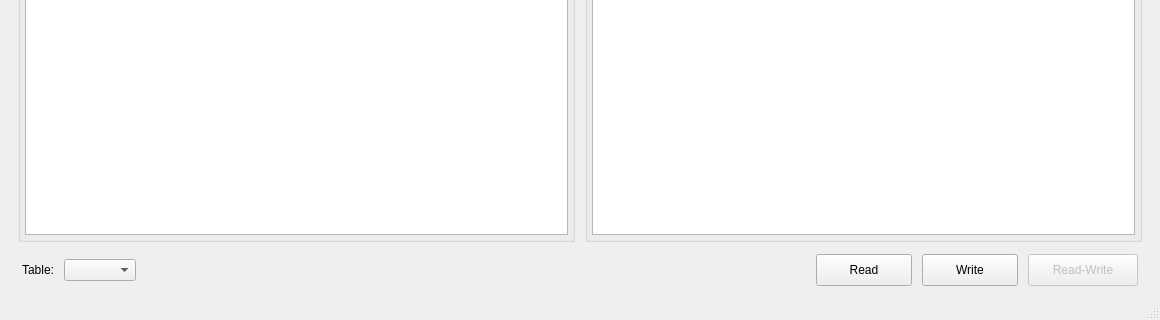
Before: the Qt Designer form mainwindow.ui in Sgh1107/FieldLink-Modbus-DataAcquisition, drawn with Qt 5; both pictures show x 0 to 1160 and y 460 to 780 of the 1160 by 780 pixel window.
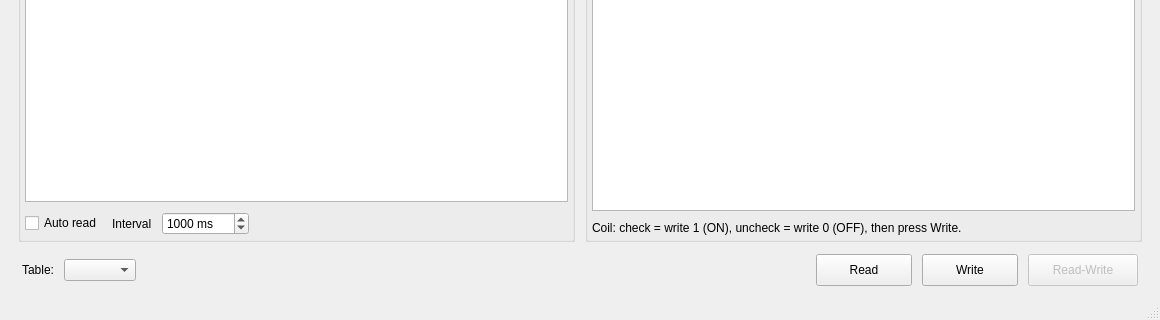
After: the same form once the commit is applied. Icons and pictures are not drawn.

What changed in the file:
```diff
--- a/mainwindow.ui
+++ b/mainwindow.ui
@@ -357,6 +357,53 @@
          <item row="3" column="0" colspan="2">
           <widget class="QListWidget" name="readValue"/>
          </item>
+          <item row="4" column="0" colspan="2">
+           <layout class="QHBoxLayout" name="autoReadLayout">
+            <item>
+             <widget class="QCheckBox" name="autoReadCheck">
+              <property name="text">
+               <string>Auto read</string>
+              </property>
+             </widget>
+            </item>
+            <item>
+             <widget class="QLabel" name="autoReadIntervalLabel">
+              <property name="text">
+               <string>Interval</string>
+              </property>
+             </widget>
+            </item>
+            <item>
+             <widget class="QSpinBox" name="autoReadInterval">
+              <property name="minimum">
+               <number>100</number>
+              </property>
+              <property name="maximum">
+               <number>3600000</number>
+              </property>
+              <property name="value">
+               <number>1000</number>
+              </property>
+              <property name="suffix">
+               <string> ms</string>
+              </property>
+             </widget>
+            </item>
+            <item>
+             <spacer name="autoReadSpacer">
+              <property name="orientation">
+               <enum>Qt::Horizontal</enum>
+              </property>
+              <property name="sizeHint" stdset="0">
+               <size>
+                <width>0</width>
+                <height>0</height>
+               </size>
+              </property>
+             </spacer>
+            </item>
+           </layout>
+          </item>
         </layout>
        </widget>
       </item>
@@ -419,6 +466,16 @@
            </attribute>
           </widget>
          </item>
+          <item row="4" column="0" colspan="2">
+           <widget class="QLabel" name="writeHintLabel">
+            <property name="text">
+             <string>Coil: check = write 1 (ON), uncheck = write 0 (OFF), then press Write.</string>
+            </property>
+            <property name="wordWrap">
+             <bool>true</bool>
+            </property>
+           </widget>
+          </item>
          <item row="0" column="1">
           <widget class="QSpinBox" name="writeAddress">
            <property name="maximum">
```
